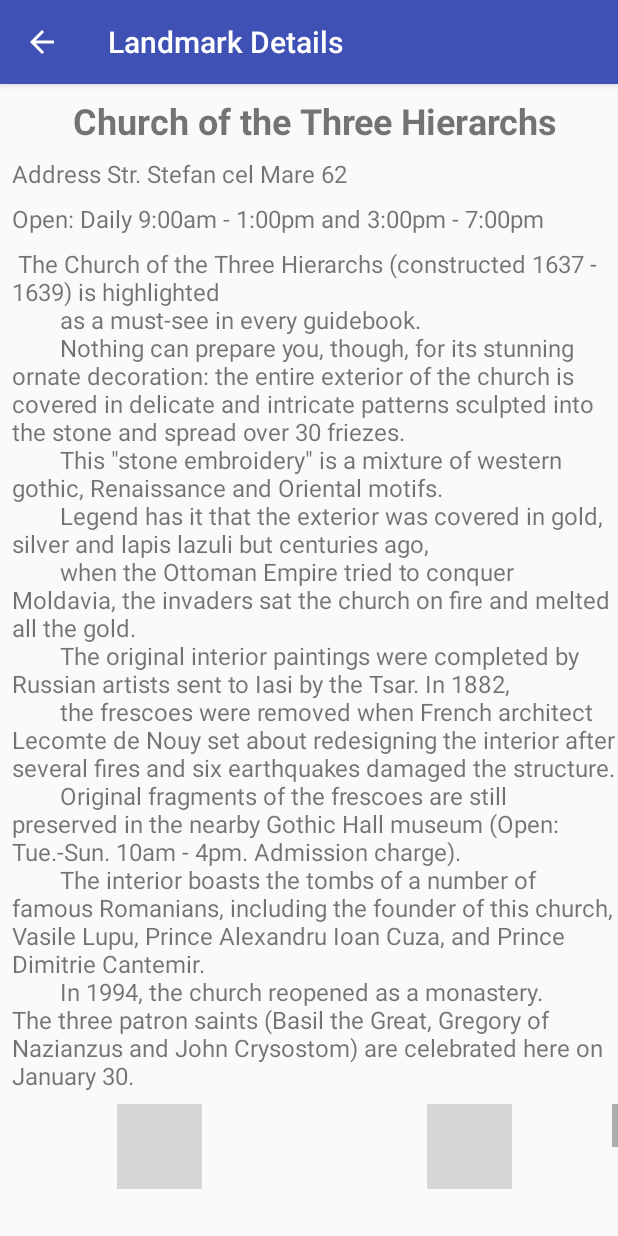
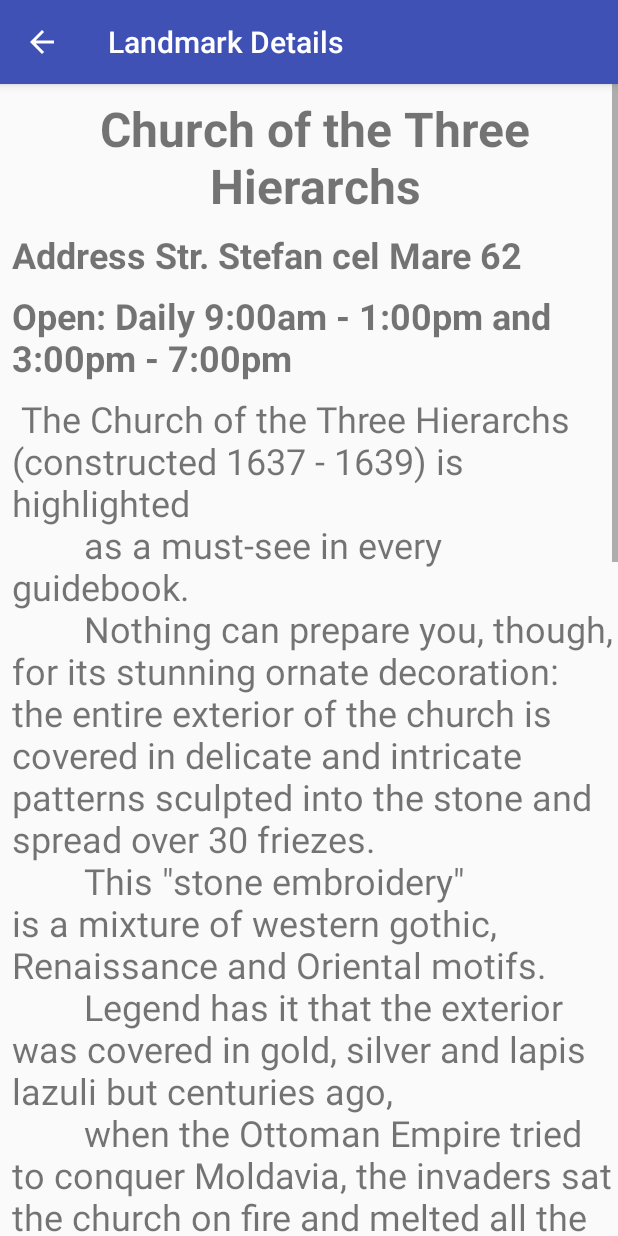
Before and after one commit to AlexBMA/IasiTour, an Android app: the LandmarksCategory screen opened directly, with no data from a screen before it, after a tap on "Church of the Three Hierarchs", on a phone screen of 412 x 824 dp. Run offline under Robolectric (Android 15) with nearby library versions, the phone set to English and light mode, and no system bars; grey boxes are pictures that could not be loaded.

Commit message:
Update 5

```diff
--- a/app/src/main/java/adapters/ImageAdapter.java
+++ b/app/src/main/java/adapters/ImageAdapter.java
@@ -49,9 +49,8 @@ public class ImageAdapter extends BaseAdapter {
         if (convertView == null) {
             // if it's not recycled, initialize some attributes
             imageView = new ImageView(mContext);
-            imageView.setLayoutParams(new GridView.LayoutParams(85, 85));
-            imageView.setScaleType(ImageView.ScaleType.CENTER_CROP);
-            imageView.setPadding(8, 8, 8, 8);
+            imageView.setLayoutParams(new GridView.LayoutParams(200, 200));
+            imageView.setScaleType(ImageView.ScaleType.CENTER_INSIDE);
         } else {
             imageView = (ImageView) convertView;
         }
--- a/app/src/main/res/layout/item_detailed.xml
+++ b/app/src/main/res/layout/item_detailed.xml
@@ -5,8 +5,7 @@
     android:layout_width="match_parent"
     android:layout_height="match_parent">
 
-    <LinearLayout xmlns:android="http://schemas.android.com/apk/res/android"
-        xmlns:tools="http://schemas.android.com/tools"
+    <LinearLayout
         android:layout_width="match_parent"
         android:layout_height="match_parent"
         android:orientation="vertical"
@@ -19,7 +18,7 @@
             android:gravity="center_horizontal"
             android:paddingBottom="8dp"
             android:paddingTop="8dp"
-            android:textSize="24sp"
+            android:textSize="32sp"
             android:textStyle="bold"
             tools:text="Name of the landmark" />
 
@@ -28,7 +27,8 @@
             android:layout_width="match_parent"
             android:layout_height="wrap_content"
             android:paddingBottom="8dp"
-            android:textSize="16sp"
+            android:textSize="24sp"
+            android:textStyle="bold"
             tools:text="address"
 
             />
@@ -38,7 +38,8 @@
             android:layout_width="match_parent"
             android:layout_height="wrap_content"
             android:paddingBottom="8dp"
-            android:textSize="16sp"
+            android:textSize="24sp"
+            android:textStyle="bold"
             tools:text="Admission" />
 
         <TextView
@@ -46,22 +47,23 @@
             android:layout_width="match_parent"
             android:layout_height="wrap_content"
             android:paddingBottom="8dp"
-            android:textSize="16sp"
+            android:textSize="24sp"
             tools:text="Description of the landmark" />
+
 
         <GridView
             android:id="@+id/img_grid"
             android:layout_width="match_parent"
-            android:layout_height="match_parent"
+            android:layout_height="400dp"
             android:gravity="center"
-            android:horizontalSpacing="10dp"
-            android:numColumns="auto_fit"
-            android:stretchMode="columnWidth"
-            android:verticalSpacing="10dp">
+            android:numColumns="2"
+            android:scrollbarAlwaysDrawHorizontalTrack="true"
+            android:scrollbars="horizontal">
 
         </GridView>
 
 
     </LinearLayout>
 
+
 </ScrollView>
--- a/app/src/main/res/layout/item_list.xml
+++ b/app/src/main/res/layout/item_list.xml
@@ -4,4 +4,5 @@
     android:layout_width="match_parent"
     android:layout_height="match_parent"
     android:drawSelectorOnTop="true"
-    android:orientation="vertical" />
+    android:orientation="vertical"
+    android:padding="8dp" />
```
Also changed, not shown: app/src/main/res/layout/activity_option.xml (deleted, +0 -19 lines), app/src/main/res/layout/photo_view.xml (added, +12 -0 lines).
